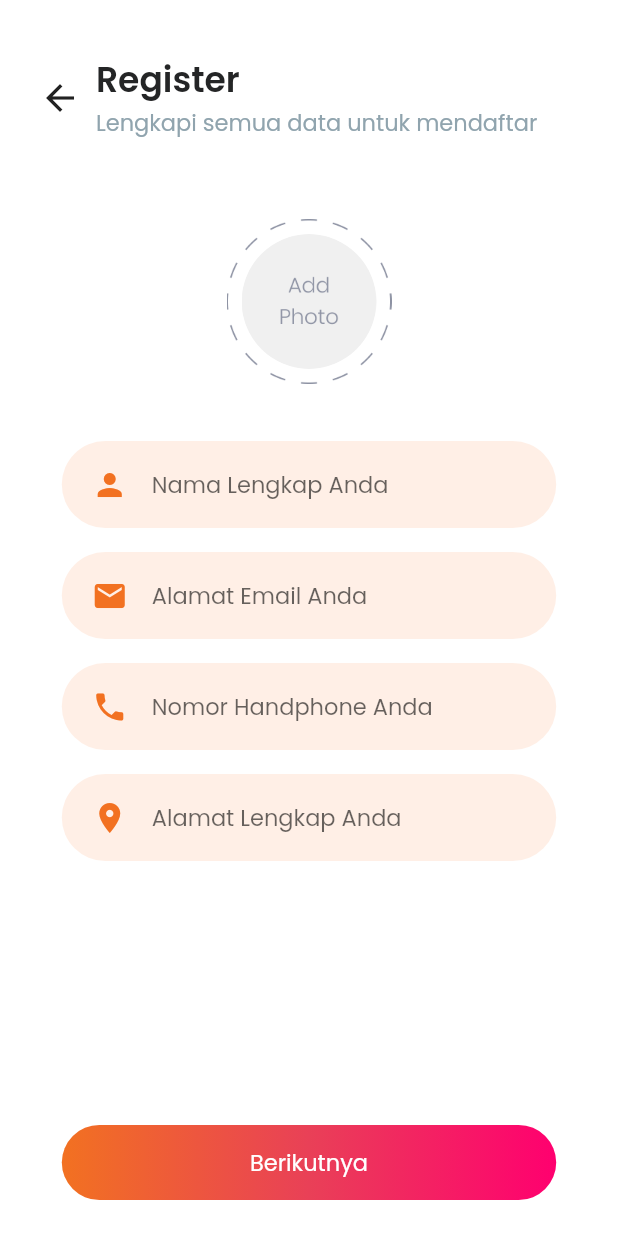
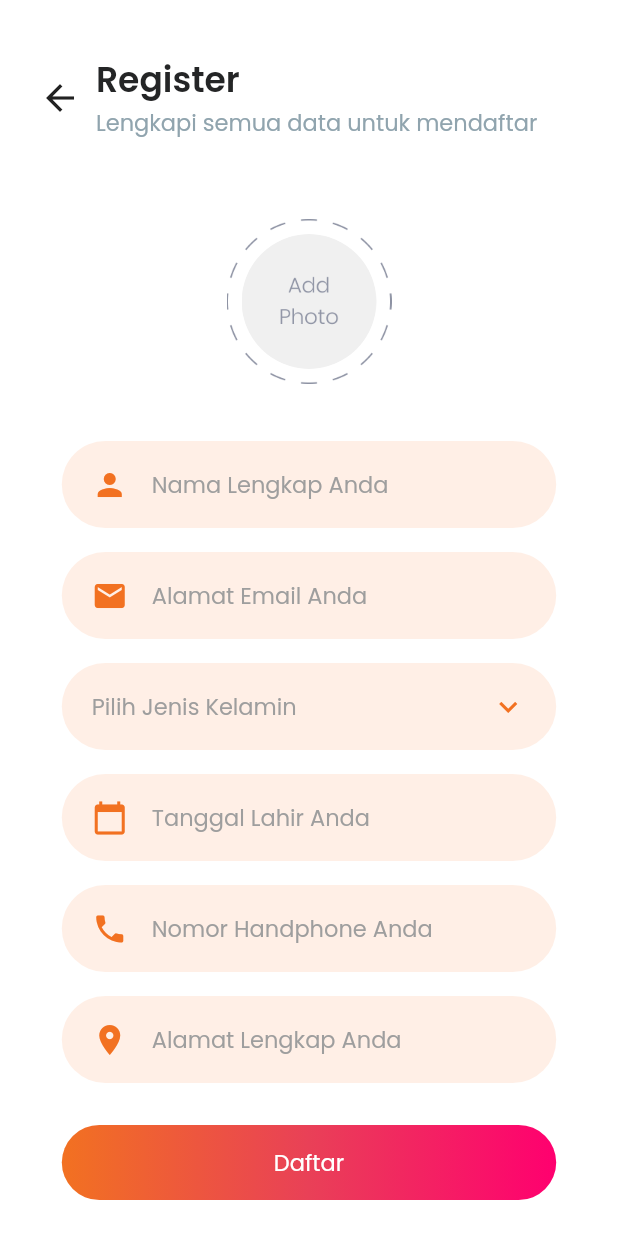
Before and after one commit to asfarul/taekwondo_app, a Flutter app: the screen it shows after launch, after a tap on "Register", on a phone screen of 412 x 824 dp. Run offline on Flutter 3.47's test engine with Material 2 defaults, Android fonts, the phone set to English and light mode, and no system bars; our stand-ins replace dio, get, get_storage, google_fonts, image_picker, supercharged.

Commit message:
dropdown dan pick date

```diff
--- a/lib/shared/constants.dart
+++ b/lib/shared/constants.dart
@@ -17,3 +17,5 @@ String sendTimeoutMessage =
     'Melewati batas waktu untuk mengirim data ke server, silahkan coba lagi nanti';
 String defaultMessage =
     'Terjadi kesalahan dalam melakukan request, silahkan coba lagi nanti';
+
+final List<String> jenisKelaminValues = ['LAKI-LAKI', 'PEREMPUAN'];
--- /dev/null
+++ b/lib/ui/components/rounded_date_input.dart
@@ -0,0 +1,43 @@
+import 'package:flutter/material.dart';
+import 'package:taekwondo_app/ui/components/rounded_input_field.dart';
+import 'package:taekwondo_app/utils/commons.dart';
+
+class RoundedDateInput extends StatefulWidget {
+  final Function onSelectDate;
+  const RoundedDateInput(this.onSelectDate, {Key? key}) : super(key: key);
+
+  @override
+  _RoundedDateInputState createState() => _RoundedDateInputState();
+}
+
+class _RoundedDateInputState extends State<RoundedDateInput> {
+  DateTime? _pickedDate;
+  TextEditingController _controller = TextEditingController();
+  @override
+  Widget build(BuildContext context) {
+    return RoundedInputField(
+      hintText: 'Tanggal Lahir Anda',
+      icon: Icons.calendar_today,
+      controller: _controller,
+      isEnable: false,
+      onTap: _showDatePicker,
+    );
+  }
+
+  void _showDatePicker() async {
+    DateTime? date = await showDatePicker(
+      context: context,
+      initialDate: DateTime.now(),
+      firstDate: DateTime(DateTime.now().year - 80),
+      lastDate: DateTime.now(),
+    );
+
+    if (date != null) {
+      _pickedDate = date;
+      String value = formatDateToStringValue(date) ?? '-';
+      _controller.text = value;
+      widget.onSelectDate(value);
+      setState(() {});
+    }
+  }
+}
--- /dev/null
+++ b/lib/ui/components/rounded_dropdown_input.dart
@@ -0,0 +1,57 @@
+import 'package:flutter/material.dart';
+import 'package:taekwondo_app/shared/shared.dart';
+import 'package:taekwondo_app/ui/components/text_field_container.dart';
+
+class RoundedDropdownInput extends StatefulWidget {
+  final Function onSelected;
+  final List<String> data;
+  const RoundedDropdownInput(this.onSelected, this.data, {Key? key})
+      : super(key: key);
+
+  @override
+  _RoundedDropdownInputState createState() => _RoundedDropdownInputState();
+}
+
+class _RoundedDropdownInputState extends State<RoundedDropdownInput> {
+  dynamic _selectedValue;
+
+  @override
+  Widget build(BuildContext context) {
+    return TextFieldContainer(
+      child: DropdownButtonHideUnderline(
+        child: DropdownButton<String>(
+          style: normalGrey1,
+          onTap: () {
+            FocusScope.of(context).unfocus();
+          },
+          icon: Icon(
+            Icons.keyboard_arrow_down,
+            color: primaryColor,
+          ),
+          items: widget.data
+              .map(
+                (value) => DropdownMenuItem(
+                  child: Text(
+                    value,
+                    style: normalDark1,
+                  ),
+                  value: value,
+                ),
+              )
+              .toList(),
+          onChanged: (val) {
+            _selectedValue = val;
+            widget.onSelected(_selectedValue);
+            setState(() {});
+          },
+          isExpanded: true,
+          value: _selectedValue,
+          hint: Text(
+            'Pilih Jenis Kelamin',
+            style: normalDark1.copyWith(color: Colors.grey),
+          ),
+        ),
+      ),
+    );
+  }
+}
--- a/lib/ui/components/rounded_input_field.dart
+++ b/lib/ui/components/rounded_input_field.dart
@@ -5,23 +5,34 @@ import 'package:taekwondo_app/ui/components/text_field_container.dart';
 class RoundedInputField extends StatelessWidget {
   final String? hintText;
   final IconData icon;
+  final String? value;
+  final bool isEnable;
   final TextInputType textInputType;
   final TextEditingController? controller;
   final ValueChanged<String>? onChanged;
+  final VoidCallback? onTap;
   const RoundedInputField({
     Key? key,
+    this.value,
     this.hintText,
+    this.isEnable = true,
     this.controller,
     this.textInputType = TextInputType.text,
     this.icon = Icons.person,
     this.onChanged,
+    this.onTap,
   }) : super(key: key);
 
   @override
   Widget build(BuildContext context) {
     return TextFieldContainer(
+      child: Theme(
+        data: ThemeData(disabledColor: darkGrey),
+        child: GestureDetector(
+          onTap: onTap,
           child: TextField(
             onChanged: onChanged,
+            enabled: isEnable,
             controller: controller,
             keyboardType: textInputType,
             cursorColor: primaryColor,
@@ -32,7 +43,10 @@ class RoundedInputField extends StatelessWidget {
                 color: primaryColor,
               ),
               hintText: hintText,
+              hintStyle: normalDark1.copyWith(color: Colors.grey),
               border: InputBorder.none,
+            ),
+          ),
         ),
       ),
     );
--- a/lib/ui/components/rounded_password_field.dart
+++ b/lib/ui/components/rounded_password_field.dart
@@ -30,6 +30,7 @@ class _RoundedPasswordFieldState extends State<RoundedPasswordField> {
         style: normalDark1,
         decoration: InputDecoration(
           hintText: "Password",
+          hintStyle: normalDark1.copyWith(color: Colors.grey),
           icon: Icon(
             Icons.lock,
             color: primaryColor,
--- a/lib/ui/screens/general_screen.dart
+++ b/lib/ui/screens/general_screen.dart
@@ -16,7 +16,6 @@ class GeneralScreen extends StatelessWidget {
 
   @override
   Widget build(BuildContext context) {
-    Size size = MediaQuery.of(context).size;
     print('rebuild general...');
     return Scaffold(
       bottomNavigationBar: Container(
--- a/lib/ui/screens/register_screen.dart
+++ b/lib/ui/screens/register_screen.dart
@@ -5,10 +5,22 @@ class RegisterScreen extends StatelessWidget {
 
   @override
   Widget build(BuildContext context) {
-    var _namaController = TextEditingController();
-    var _emailController = TextEditingController();
-    var _noHpController = TextEditingController();
-    var _alamatController = TextEditingController();
+    var authProvider = Provider.of<AuthProvider>(context, listen: false);
+    TextEditingController _emailController = TextEditingController();
+    TextEditingController _passwordController = TextEditingController();
+    TextEditingController _namaController = TextEditingController();
+    TextEditingController _alamatController = TextEditingController();
+    TextEditingController _noHPController = TextEditingController();
+    String _tglLahir;
+    String _jenisKelamin;
+
+    void onSelectDate(String val) {
+      _tglLahir = val;
+    }
+
+    void onSelectSex(String val) {
+      _jenisKelamin = val;
+    }
 
     return GeneralScreen(
       title: 'Register',
@@ -18,12 +30,10 @@ class RegisterScreen extends StatelessWidget {
       },
       bottomNavigationBar: GradientRoundedButton(
         child: Text(
-          'Berikutnya',
+          'Daftar',
           style: normalLight1,
         ),
-        onPressed: () {
-          FocusScope.of(context).unfocus();
-        },
+        onPressed: () {},
       ),
       child: SingleChildScrollView(
         child: Container(
@@ -80,9 +90,11 @@ class RegisterScreen extends StatelessWidget {
                 icon: Icons.mail,
                 textInputType: TextInputType.emailAddress,
               ),
+              RoundedDropdownInput(onSelectSex, jenisKelaminValues),
+              RoundedDateInput(onSelectDate),
               RoundedInputField(
                 hintText: "Nomor Handphone Anda",
-                controller: _noHpController,
+                controller: _noHPController,
                 icon: Icons.phone,
                 textInputType: TextInputType.phone,
               ),
@@ -90,6 +102,9 @@ class RegisterScreen extends StatelessWidget {
                 hintText: "Alamat Lengkap Anda",
                 controller: _alamatController,
                 icon: Icons.location_on,
+              ),
+              RoundedPasswordField(
+                controller: _passwordController,
               ),
               SizedBox(height: defaultMargin * 2),
             ],
--- a/lib/ui/screens/screens.dart
+++ b/lib/ui/screens/screens.dart
@@ -7,9 +7,11 @@ import 'package:get_storage/get_storage.dart';
 import 'package:provider/provider.dart';
 import 'package:taekwondo_app/models/login.dart';
 import 'package:taekwondo_app/providers/providers.dart';
+import 'package:taekwondo_app/ui/components/rounded_date_input.dart';
+import 'package:taekwondo_app/ui/components/rounded_dropdown_input.dart';
 import 'package:taekwondo_app/ui/components/rounded_input_field.dart';
 import 'package:taekwondo_app/ui/components/rounded_password_field.dart';
-import 'package:taekwondo_app/utils/widget_helpers.dart';
+import 'package:taekwondo_app/ui/components/text_field_container.dart';
 import '../components/gradient_rounded_button.dart';
 import 'package:taekwondo_app/shared/shared.dart';
 import 'package:get/get.dart';
--- /dev/null
+++ b/lib/utils/commons.dart
@@ -0,0 +1,6 @@
+import 'package:intl/date_symbol_data_file.dart';
+import 'package:intl/intl.dart';
+
+String? formatDateToStringValue(DateTime date) {
+  return DateFormat('MM/dd/yyyy').format(date);
+}
--- a/pubspec.yaml
+++ b/pubspec.yaml
@@ -3,7 +3,7 @@ description: A new Flutter project.
 
 # The following line prevents the package from being accidentally published to
 # pub.dev using `pub publish`. This is preferred for private packages.
-publish_to: 'none' # Remove this line if you wish to publish to pub.dev
+publish_to: "none" # Remove this line if you wish to publish to pub.dev
 
 # The following defines the version and build number for your application.
 # A version number is three numbers separated by dots, like 1.2.43
@@ -29,6 +29,7 @@ dependencies:
   get_storage: ^2.0.2
   google_fonts: ^2.1.0
   image_picker: ^0.7.5+3
+  intl: ^0.17.0
   provider: ^5.0.0
   pull_to_refresh: ^2.0.0
   shimmer: ^2.0.0
@@ -42,7 +43,6 @@ dev_dependencies:
 # following page: https://dart.dev/tools/pub/pubspec
 # The following section is specific to Flutter.
 flutter:
-
   # The following line ensures that the Material Icons font is
   # included with your application, so that you can use the icons in
   # the material Icons class.
```
Also changed, not shown: lib/providers/auth_provider.dart (+7 -4 lines), lib/ui/screens/login_screen.dart (+5 -5 lines), pubspec.lock. Lines whose indentation alone changed are shown as unchanged.
